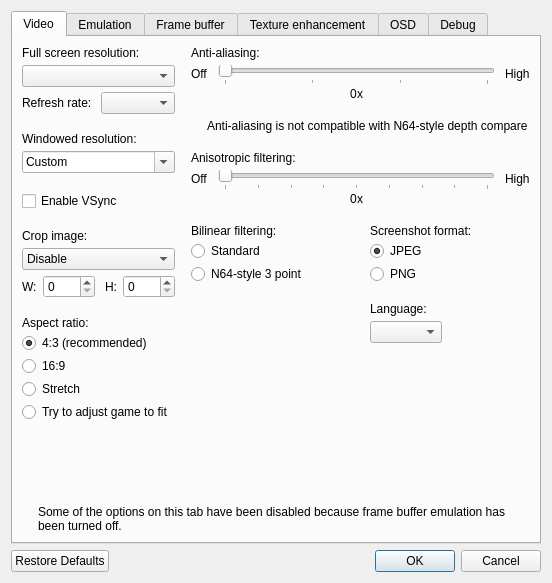
The window that src/GLideNUI/configDialog.ui (gonetz/GLideN64) describes before a commit, drawn with Qt 5.
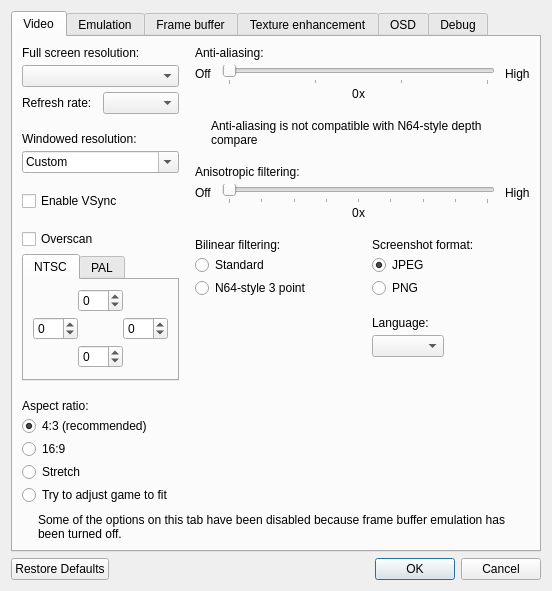
The same window after the commit. Icons and pictures are not drawn.

Commit message: Implement Overscan feature. Remove Crop feature. Change settings save-load when "per game settings" enabled:     * When config dialog opens, show custom settings for the running game. If no game run yet, show main settings.     * When user press OK button, save settings to the custom ini file and to the main ini file.

The edit to the form file:
```diff
--- a/src/GLideNUI/configDialog.ui
+++ b/src/GLideNUI/configDialog.ui
@@ -158,7 +158,13 @@
             </widget>
            </item>
            <item>
-            <widget class="QFrame" name="cropImageFrame">
+            <widget class="QFrame" name="overscanFrame">
+             <property name="minimumSize">
+              <size>
+               <width>147</width>
+               <height>0</height>
+              </size>
+             </property>
              <property name="toolTip">
               <string>&lt;html&gt;&lt;head/&gt;&lt;body&gt;&lt;p&gt;You can use this option to crop black borders. Use &lt;span style=&quot; font-weight:600;&quot;&gt;Auto per game&lt;/span&gt; to crop automatically based on the game or &lt;span style=&quot; font-weight:600;&quot;&gt;Custom&lt;/span&gt; to set the number of pixels yourself. The number of pixels is based on the original N64 resolution.&lt;/p&gt;&lt;/body&gt;&lt;/html&gt;</string>
              </property>
@@ -179,121 +185,114 @@
                <number>0</number>
               </property>
               <item>
-               <widget class="QLabel" name="cropImageLabel">
-                <property name="locale">
-                 <locale language="English" country="UnitedStates"/>
-                </property>
+               <widget class="QCheckBox" name="overscanCheckBox">
                 <property name="text">
-                 <string>&lt;html&gt;&lt;head/&gt;&lt;body&gt;&lt;p&gt;Crop image:&lt;/p&gt;&lt;/body&gt;&lt;/html&gt;</string>
+                 <string>Overscan</string>
                 </property>
                </widget>
               </item>
               <item>
-               <widget class="QComboBox" name="cropImageComboBox">
-                <property name="locale">
-                 <locale language="English" country="UnitedStates"/>
+               <widget class="QTabWidget" name="overscanTabWidget">
+                <property name="sizePolicy">
+                 <sizepolicy hsizetype="Fixed" vsizetype="Fixed">
+                  <horstretch>0</horstretch>
+                  <verstretch>0</verstretch>
+                 </sizepolicy>
                 </property>
-                <item>
-                 <property name="text">
-                  <string>Disable</string>
-                 </property>
-                </item>
-                <item>
-                 <property name="text">
-                  <string>Auto per game</string>
-                 </property>
-                </item>
-                <item>
-                 <property name="text">
-                  <string>Custom</string>
-                 </property>
-                </item>
-               </widget>
-              </item>
-              <item>
-               <widget class="QFrame" name="cropImageCustomFrame">
-                <layout class="QHBoxLayout" name="horizontalLayout_23">
+                <widget class="QWidget" name="overscanNtscTab">
+                 <attribute name="title">
+                  <string>NTSC</string>
+                 </attribute>
+                 <layout class="QGridLayout" name="gridLayout_2">
                  <property name="leftMargin">
-                  <number>0</number>
+                   <number>9</number>
                  </property>
                  <property name="topMargin">
-                  <number>0</number>
+                   <number>9</number>
                  </property>
                  <property name="rightMargin">
-                  <number>0</number>
+                   <number>9</number>
                  </property>
                  <property name="bottomMargin">
+                   <number>9</number>
+                  </property>
+                  <property name="horizontalSpacing">
                   <number>0</number>
                  </property>
-                 <item>
-                  <widget class="QLabel" name="cropImageWidthLabel">
-                   <property name="locale">
-                    <locale language="English" country="UnitedStates"/>
-                   </property>
-                   <property name="text">
-                    <string extracomment="Abbreviation for &quot;width&quot;.">W:</string>
+                  <property name="verticalSpacing">
+                   <number>5</number>
+                  </property>
+                  <item row="1" column="0">
+                   <widget class="QSpinBox" name="overscanNtscLeftSpinBox">
+                    <property name="minimum">
+                     <number>-99</number>
                    </property>
                   </widget>
                  </item>
-                 <item>
-                  <widget class="QSpinBox" name="cropImageWidthSpinBox">
-                   <property name="minimumSize">
-                    <size>
-                     <width>52</width>
-                     <height>0</height>
-                    </size>
-                   </property>
-                   <property name="locale">
-                    <locale language="English" country="UnitedStates"/>
-                   </property>
-                   <property name="maximum">
-                    <number>64</number>
+                  <item row="1" column="2">
+                   <widget class="QSpinBox" name="overscanNtscRightSpinBox">
+                    <property name="minimum">
+                     <number>-99</number>
+                    </property>
+                   </widget>
+                  </item>
+                  <item row="0" column="1">
+                   <widget class="QSpinBox" name="overscanNtscTopSpinBox">
+                    <property name="minimum">
+                     <number>-99</number>
+                    </property>
+                   </widget>
+                  </item>
+                  <item row="2" column="1">
+                   <widget class="QSpinBox" name="overscanNtscBottomSpinBox">
+                    <property name="minimum">
+                     <number>-99</number>
                    </property>
                   </widget>
                  </item>
-                 <item>
-                  <spacer name="horizontalSpacer_9">
-                   <property name="orientation">
-                    <enum>Qt::Horizontal</enum>
-                   </property>
-                   <property name="sizeType">
-                    <enum>QSizePolicy::Fixed</enum>
-                   </property>
-                   <property name="sizeHint" stdset="0">
-                    <size>
-                     <width>4</width>
-                     <height>0</height>
-                    </size>
-                   </property>
-                  </spacer>
-                 </item>
-                 <item>
-                  <widget class="QLabel" name="cropImageHeightLabel">
-                   <property name="locale">
-                    <locale language="English" country="UnitedStates"/>
-                   </property>
-                   <property name="text">
-                    <string extracomment="Abbreviation for &quot;height&quot;.">H:</string>
+                 </layout>
+                </widget>
+                <widget class="QWidget" name="overscanPalTab">
+                 <attribute name="title">
+                  <string>PAL</string>
+                 </attribute>
+                 <layout class="QGridLayout" name="gridLayout_4">
+                  <property name="horizontalSpacing">
+                   <number>0</number>
+                  </property>
+                  <property name="verticalSpacing">
+                   <number>5</number>
+                  </property>
+                  <item row="2" column="1">
+                   <widget class="QSpinBox" name="overscanPalBottomSpinBox">
+                    <property name="minimum">
+                     <number>-99</number>
+                    </property>
+                   </widget>
+                  </item>
+                  <item row="1" column="2">
+                   <widget class="QSpinBox" name="overscanPalRightSpinBox">
+                    <property name="minimum">
+                     <number>-99</number>
+                    </property>
+                   </widget>
+                  </item>
+                  <item row="1" column="0">
+                   <widget class="QSpinBox" name="overscanPalLeftSpinBox">
+                    <property name="minimum">
+                     <number>-99</number>
                    </property>
                   </widget>
                  </item>
-                 <item>
-                  <widget class="QSpinBox" name="cropImageHeightSpinBox">
-                   <property name="minimumSize">
-                    <size>
-                     <width>52</width>
-                     <height>0</height>
-                    </size>
-                   </property>
-                   <property name="locale">
-                    <locale language="English" country="UnitedStates"/>
-                   </property>
-                   <property name="maximum">
-                    <number>48</number>
-                   </property>
+                  <item row="0" column="1">
+                   <widget class="QSpinBox" name="overscanPalTopSpinBox">
+                    <property name="minimum">
+                     <number>-99</number>
+                    </property>
                   </widget>
                  </item>
                 </layout>
+                </widget>
                </widget>
               </item>
              </layout>
```
Left out of the diff: 54 changed lines with no effect on the pictures. Lines whose indentation alone changed are shown as unchanged. The commit also changes 14 other files.
